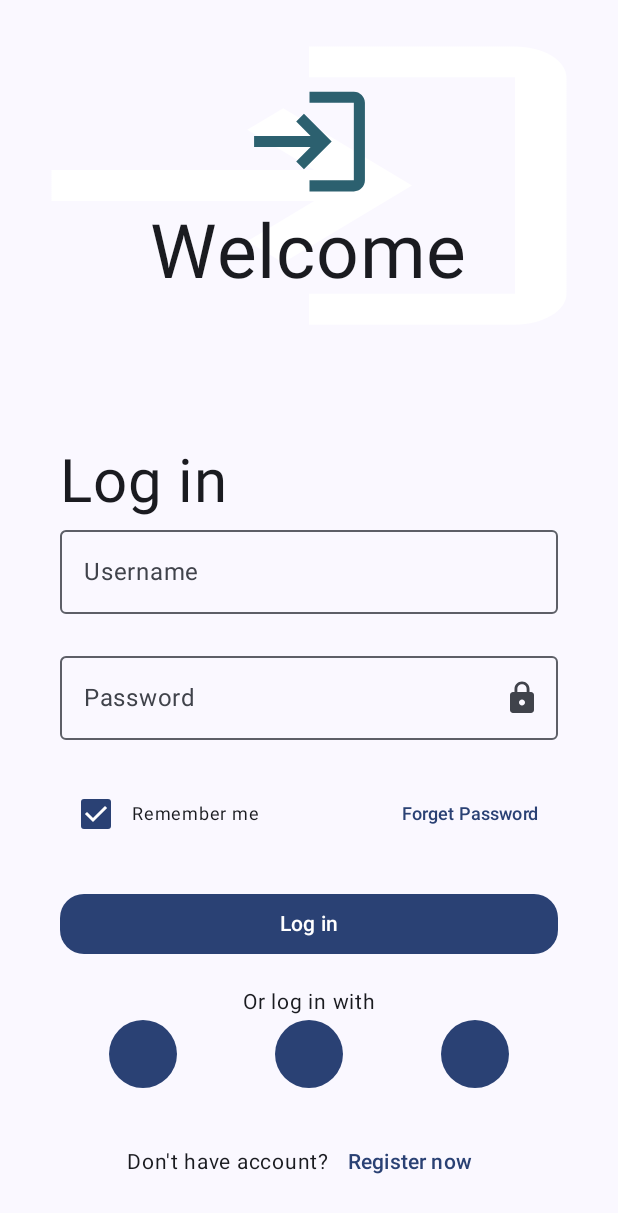
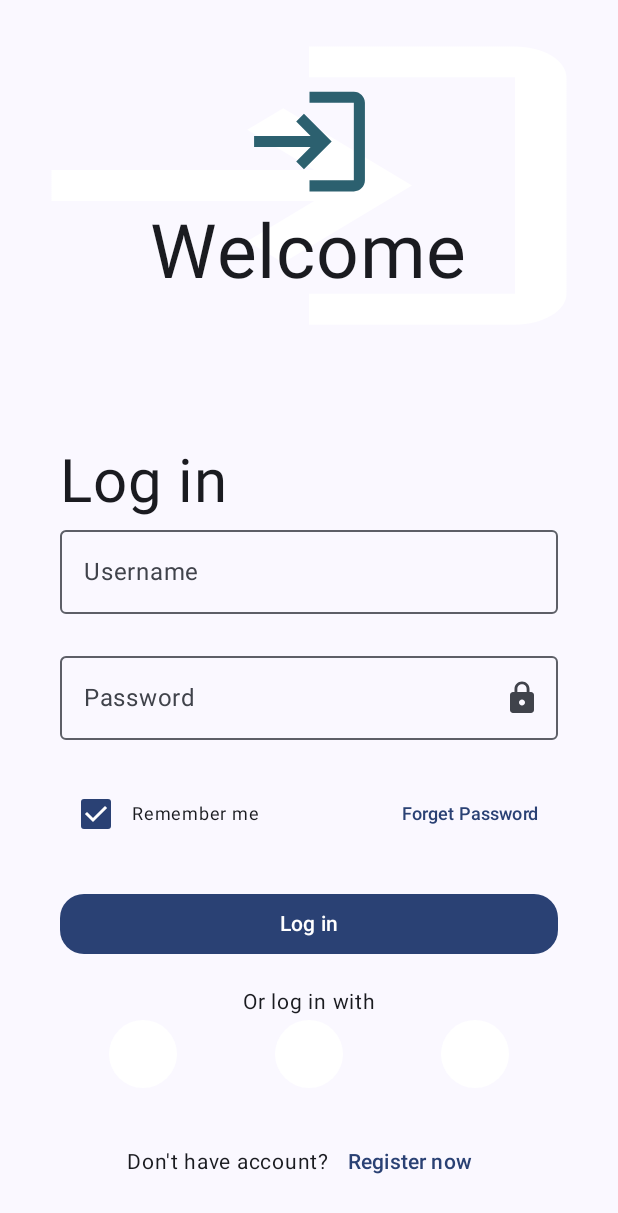
Before and after one commit to nourasaad123/nourasaad-LoginApp, an Android app built with Jetpack Compose: the screen it shows after launch (MainActivity), on a phone screen of 412 x 824 dp. Shown: the top 1213 px of the screen. Run offline under Robolectric (Android 15) with nearby library versions, the phone set to English and light mode, and no system bars.

Commit message:
second commit

```diff
--- a/app/src/main/java/com/example/mylogininscreen/MainActivity.kt
+++ b/app/src/main/java/com/example/mylogininscreen/MainActivity.kt
@@ -10,6 +10,7 @@ import android.widget.Toast
 import androidx.activity.ComponentActivity
 import androidx.activity.compose.setContent
 import androidx.compose.foundation.Image
+import androidx.compose.foundation.background
 import androidx.compose.foundation.layout.Arrangement
 import androidx.compose.foundation.layout.Box
 import androidx.compose.foundation.layout.Column
@@ -167,16 +168,16 @@ Row(verticalAlignment = Alignment.CenterVertically){
 Spacer(modifier = Modifier.height(25.dp))
 val context= LocalContext.current
 Button(onClick = { if(username.isEmpty()||password .contains('_')||
-   password.contains('@')||password .contains('$')||password .contains('#')
+    password.contains('@')||password .contains('$')||password .contains('#')
     ||password .contains('%')||password.isEmpty()||password.length<8) {
     Toast.makeText( context,"InValid Username or Password!",Toast.LENGTH_LONG).show()
 }else {
     Toast.makeText(context, "welcome $username", Toast.LENGTH_LONG).show()
 }
-       },
+},
     modifier=Modifier.fillMaxWidth(),
-shape = RoundedCornerShape(16.dp),
-    colors = ButtonDefaults.buttonColors(),
+shape = RoundedCornerShape(16.dp)
+
 ) {
 Text(text="Log in")
 }
@@ -186,42 +187,38 @@ Spacer(modifier = Modifier.height(16.dp))
 Text(text = "Or log in with",fontSize=14.sp)
             }
             Row(modifier=Modifier.fillMaxWidth(),Arrangement.SpaceAround){
-              Button(onClick = {  },
+              Button( colors = ButtonDefaults.buttonColors(containerColor = Color.White),onClick = {  },
                   shape= RoundedCornerShape(50),
               modifier= Modifier
                   .height(45.dp)
-                  .width(45.dp),
-                  //colors= ButtonDefaults.buttonColors(Color.White)
+                  .width(45.dp)
               ) {
 Image(painter = painterResource(id = R.drawable.facebook), contentDescription ="Facebook Logo",
 modifier= Modifier
     .weight(1f)
     .size(40.dp)
-
     )
               }
-                Button(onClick = {  },
+                Button(
+                    colors = ButtonDefaults.buttonColors(containerColor = Color.White) ,onClick = { },
+                    shape = RoundedCornerShape(50),
+                    modifier = Modifier
+                        .height(45.dp)
+                        .width(45.dp),
+
+                    ) {
+                    Image(
+                        painter = painterResource(id = R.drawable.google),
+                        contentDescription = "",
+                        modifier = Modifier.weight(1f).size(40.dp)
+                    )
+
+                }
+                Button( colors = ButtonDefaults.buttonColors(containerColor = Color.White),onClick = {  },
                     shape= RoundedCornerShape(50),
                     modifier= Modifier
                         .height(45.dp)
-                        .width(45.dp),
-                    //colors= ButtonDefaults.buttonColors(Color.White)
-                ) {
-                    Image(
-                        painter = painterResource(id = R.drawable.google),
-                        contentDescription = "Google Logo",
-                        modifier = Modifier
-                            .weight(1f)
-                            .size(40.dp)
-                    )
-
-                }
-                Button(onClick = {  },
-                    shape= RoundedCornerShape(50),
-                    modifier= Modifier
-                        .height(45.dp)
-                        .width(45.dp),
-
+                        .width(45.dp)
                 ) {
                     Image(painter = painterResource(id = R.drawable.twitter), contentDescription ="Facebook Logo",
                         modifier= Modifier
```
